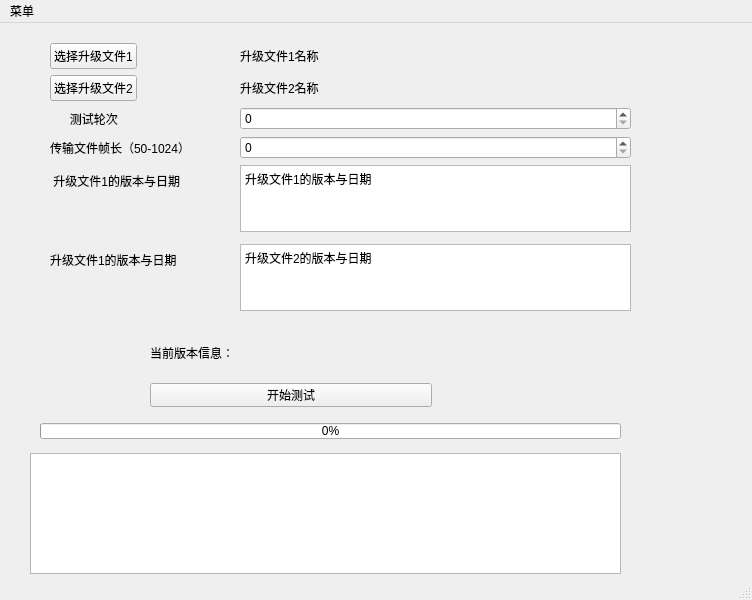
The window that main_interface.ui (hellowangyu3/python) describes before a commit, drawn with Qt 5.
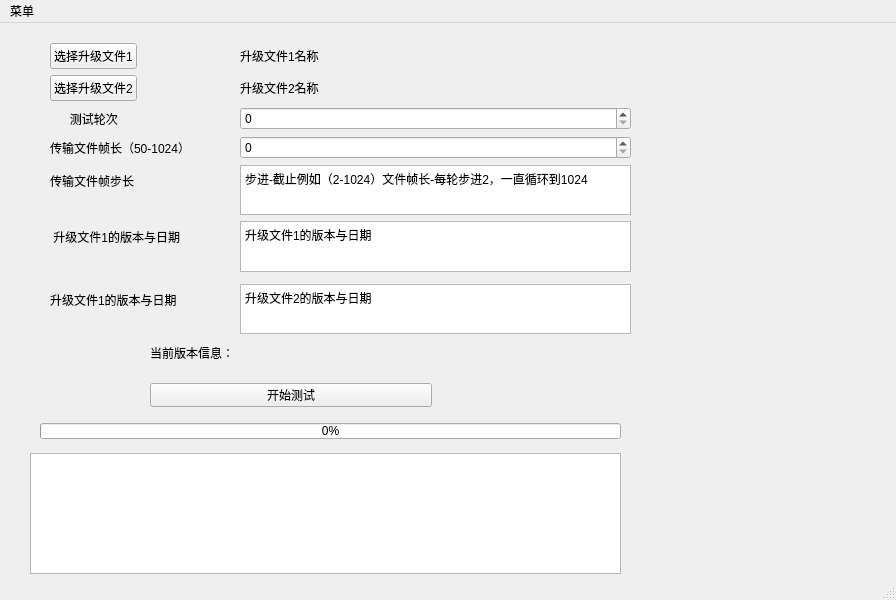
The same window after the commit.

Commit message: 添加ui

What changed in the file:
```diff
--- a/main_interface.ui
+++ b/main_interface.ui
@@ -6,7 +6,7 @@
    <rect>
     <x>0</x>
     <y>0</y>
-    <width>752</width>
+    <width>896</width>
     <height>600</height>
    </rect>
   </property>
@@ -69,7 +69,7 @@
       <x>50</x>
       <y>20</y>
       <width>581</width>
-      <height>268</height>
+      <height>291</height>
      </rect>
     </property>
     <layout class="QFormLayout" name="formLayout_3">
@@ -121,21 +121,28 @@
      <item row="3" column="1">
       <widget class="QSpinBox" name="spinBox_2"/>
      </item>
-     <item row="4" column="0">
+     <item row="6" column="0">
+      <widget class="QLabel" name="label_8">
+       <property name="text">
+        <string>传输文件帧步长             </string>
+       </property>
+      </widget>
+     </item>
+     <item row="7" column="0">
       <widget class="QLabel" name="label_5">
        <property name="text">
         <string> 升级文件1的版本与日期</string>
        </property>
       </widget>
      </item>
-     <item row="4" column="1">
+     <item row="7" column="1">
       <widget class="QPlainTextEdit" name="plainTextEdit_2">
        <property name="plainText">
         <string>升级文件1的版本与日期</string>
        </property>
       </widget>
      </item>
-     <item row="5" column="1">
+     <item row="8" column="1">
       <spacer name="verticalSpacer">
        <property name="orientation">
         <enum>Qt::Vertical</enum>
@@ -148,20 +155,27 @@
        </property>
       </spacer>
      </item>
-     <item row="6" column="0">
+     <item row="9" column="0">
       <widget class="QLabel" name="label_6">
        <property name="text">
         <string>升级文件1的版本与日期</string>
        </property>
       </widget>
      </item>
-     <item row="6" column="1">
+     <item row="9" column="1">
       <widget class="QPlainTextEdit" name="plainTextEdit">
        <property name="plainText">
         <string>升级文件2的版本与日期</string>
        </property>
       </widget>
      </item>
+     <item row="6" column="1">
+      <widget class="QPlainTextEdit" name="plainTextEdit_4">
+       <property name="plainText">
+        <string>步进-截止例如（2-1024）文件帧长-每轮步进2，一直循环到1024</string>
+       </property>
+      </widget>
+     </item>
     </layout>
    </widget>
   </widget>
@@ -170,7 +184,7 @@
     <rect>
      <x>0</x>
      <y>0</y>
-     <width>752</width>
+     <width>896</width>
      <height>22</height>
     </rect>
    </property>
```
Left out of the diff: 4 changed lines with no effect on the pictures.
